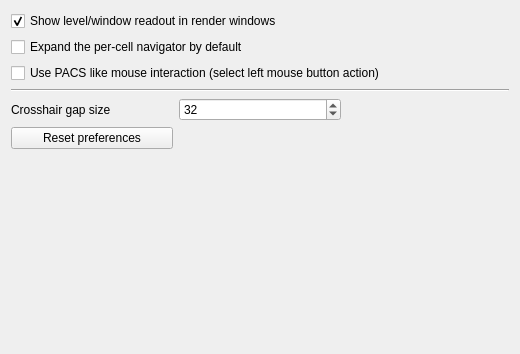
Old version of the form Plugins/org.mitk.gui.qt.mxnmultiwidgeteditor/src/internal/QmitkMxNMultiWidgetEditorPreferencePage.ui in the repository MITK/MITK.
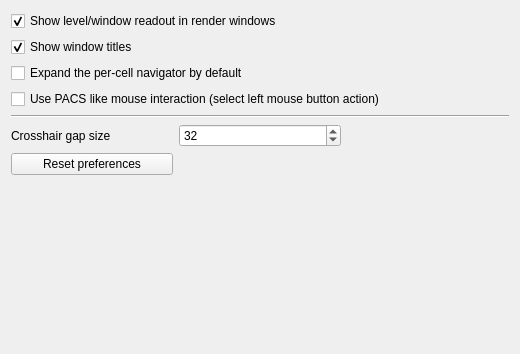
New version of the form.

Commit message: Show window names as titles and allow renaming

The edit to the form file:
```diff
--- a/Plugins/org.mitk.gui.qt.mxnmultiwidgeteditor/src/internal/QmitkMxNMultiWidgetEditorPreferencePage.ui
+++ b/Plugins/org.mitk.gui.qt.mxnmultiwidgeteditor/src/internal/QmitkMxNMultiWidgetEditorPreferencePage.ui
@@ -28,6 +28,19 @@
     </widget>
    </item>
    <item row="1" column="0" colspan="3">
+    <widget class="QCheckBox" name="m_ShowWindowTitles">
+     <property name="toolTip">
+      <string>Show each render window's name, its role in the layout, at the top of the window. Windows without a name show no title.</string>
+     </property>
+     <property name="text">
+      <string>Show window titles</string>
+     </property>
+     <property name="checked">
+      <bool>true</bool>
+     </property>
+    </widget>
+   </item>
+   <item row="2" column="0" colspan="3">
     <widget class="QCheckBox" name="m_ExpandedNavigator">
      <property name="toolTip">
       <string>Default the per-cell navigator to its expanded form (the full 3D crosshair as three axis sliders plus coordinate entry) instead of the compact slice slider. The mode can also be toggled editor-wide at runtime.</string>
@@ -37,7 +50,7 @@
      </property>
     </widget>
    </item>
-   <item row="2" column="0" colspan="3">
+   <item row="3" column="0" colspan="3">
     <widget class="QCheckBox" name="m_PACSLikeMouseMode">
      <property name="layoutDirection">
       <enum>Qt::LayoutDirection::LeftToRight</enum>
@@ -47,14 +60,14 @@
      </property>
     </widget>
    </item>
-   <item row="3" column="0" colspan="3">
+   <item row="4" column="0" colspan="3">
     <widget class="Line" name="lineBottom">
      <property name="orientation">
       <enum>Qt::Orientation::Horizontal</enum>
      </property>
     </widget>
    </item>
-   <item row="4" column="0">
+   <item row="5" column="0">
     <widget class="QLabel" name="m_CrosshairGapSizeLabel">
      <property name="toolTip">
       <string>&lt;html&gt;&lt;head/&gt;&lt;body&gt;&lt;p&gt;The gap in the middle of the crosshair in pixels.&lt;/p&gt;&lt;/body&gt;&lt;/html&gt;</string>
@@ -64,21 +77,21 @@
      </property>
     </widget>
    </item>
-   <item row="4" column="1">
+   <item row="5" column="1">
     <widget class="QSpinBox" name="m_CrosshairGapSize">
      <property name="value">
       <number>32</number>
      </property>
     </widget>
    </item>
-   <item row="5" column="0">
+   <item row="6" column="0">
     <widget class="QPushButton" name="m_ResetButton">
      <property name="text">
       <string>Reset preferences</string>
      </property>
     </widget>
    </item>
-   <item row="6" column="0">
+   <item row="7" column="0">
     <spacer name="verticalSpacer">
      <property name="orientation">
       <enum>Qt::Orientation::Vertical</enum>
```
The commit also changes 17 other files.
